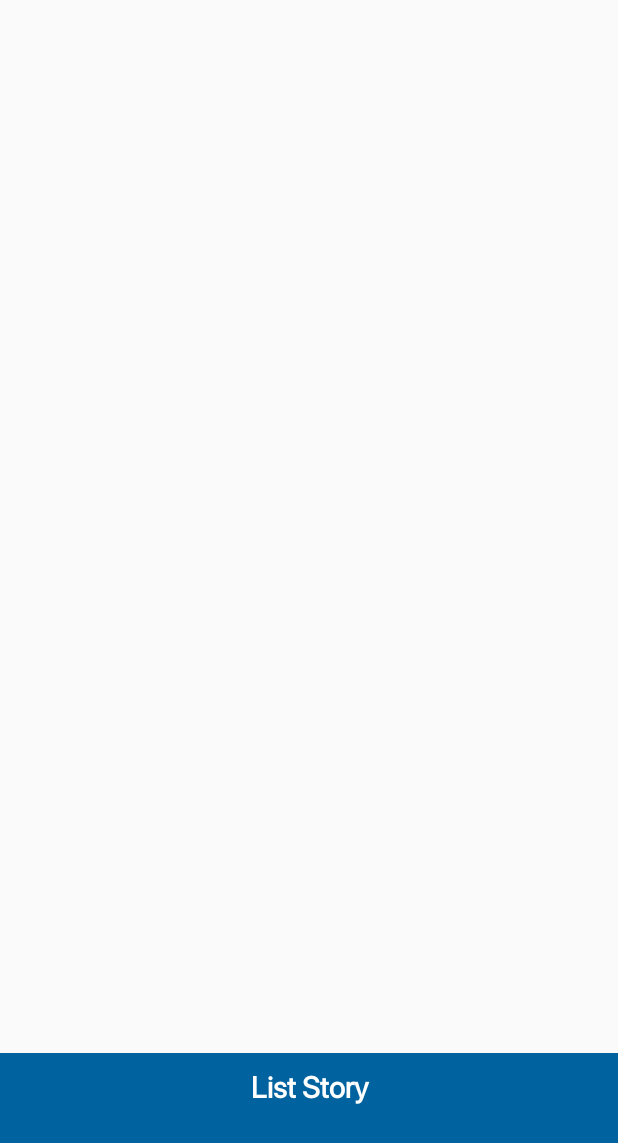
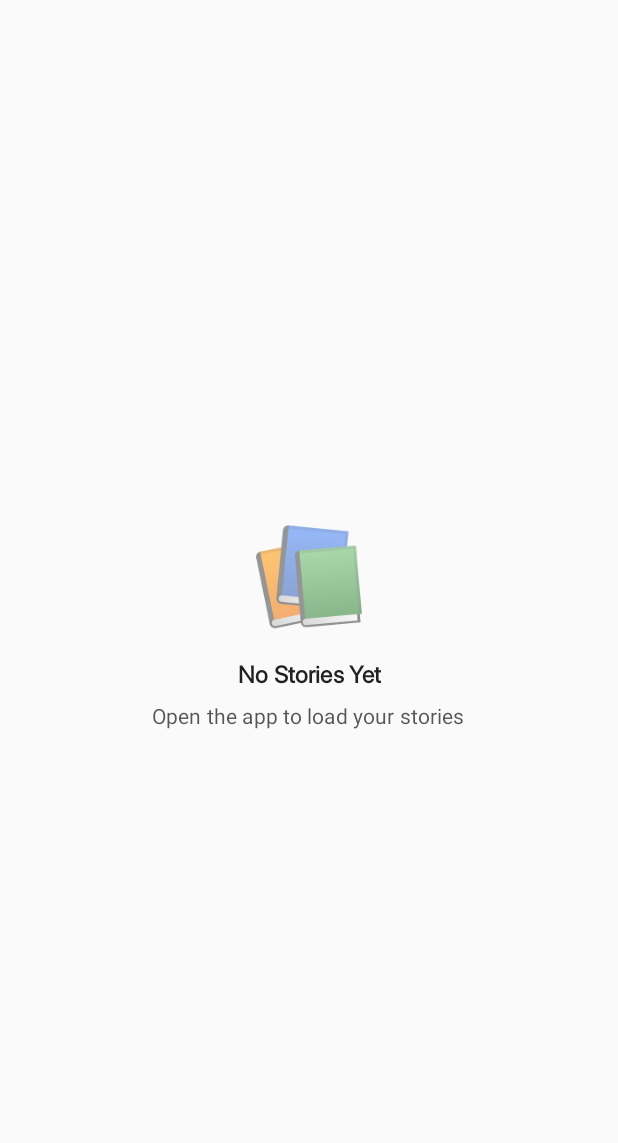
Before and after one commit to waffiqaziz/story-app, an Android app: the layout stack_widget.xml on its own in the app's theme, with its tools: preview values and no code run, on a phone screen of 412 x 824 dp. Shown: the top 1143 px of the screen. Run offline under Robolectric (Android 15) with nearby library versions, the phone set to English and light mode, and no system bars.

Commit message:
chore(ui): update stack widget design

```diff
--- a/app/src/main/res/layout/stack_widget.xml
+++ b/app/src/main/res/layout/stack_widget.xml
@@ -1,47 +1,101 @@
 <?xml version="1.0" encoding="utf-8"?>
 <FrameLayout xmlns:android="http://schemas.android.com/apk/res/android"
+  xmlns:tools="http://schemas.android.com/tools"
   android:layout_width="match_parent"
-  android:layout_height="match_parent">
+  android:layout_height="match_parent"
+  android:background="@android:color/transparent">
 
   <LinearLayout
     android:layout_width="match_parent"
     android:layout_height="match_parent"
-    android:orientation="vertical"
-    android:weightSum="10">
+    android:background="?android:attr/colorBackground"
+    android:orientation="vertical">
 
-    <StackView
-      android:id="@+id/stack_view"
+    <LinearLayout
       android:layout_width="match_parent"
       android:layout_height="wrap_content"
-      android:layout_weight="9"
-      android:loopViews="true" />
+      android:background="@color/blue_500"
+      android:elevation="2dp"
+      android:orientation="vertical"
+      android:paddingStart="16dp"
+      android:paddingTop="16dp"
+      android:paddingEnd="16dp"
+      android:paddingBottom="12dp">
 
-    <TextView
-      android:id="@+id/banner_text"
+      <TextView
+        android:layout_width="match_parent"
+        android:layout_height="wrap_content"
+        android:fontFamily="sans-serif-medium"
+        android:text="@string/list_story"
+        android:textAlignment="viewStart"
+        android:textColor="@color/white"
+        android:textSize="22sp"
+        android:textStyle="bold" />
+
+      <TextView
+        android:layout_width="match_parent"
+        android:layout_height="wrap_content"
+        android:layout_marginTop="2dp"
+        android:alpha="0.87"
+        android:fontFamily="sans-serif"
+        android:text="@string/swipe_to_explore_stories"
+        android:textAlignment="viewStart"
+        android:textColor="@color/white"
+        android:textSize="12sp" />
+    </LinearLayout>
+
+    <FrameLayout
       android:layout_width="match_parent"
-      android:layout_height="wrap_content"
-      android:layout_gravity="center"
+      android:layout_height="0dp"
       android:layout_weight="1"
-      android:padding="8dp"
-      android:background="@color/blue_500"
-      android:text="@string/list_story"
-      android:textAlignment="center"
-      android:textColor="@color/white"
-      android:textSize="20sp"
-      android:textStyle="bold" />
+      android:padding="16dp">
+
+      <StackView
+        android:id="@+id/stack_view"
+        android:layout_width="match_parent"
+        android:layout_height="match_parent"
+        android:clipToPadding="false"
+        android:loopViews="true" />
+    </FrameLayout>
   </LinearLayout>
 
-  <TextView
+  <LinearLayout
     android:id="@+id/empty_view"
     android:layout_width="match_parent"
     android:layout_height="match_parent"
-    android:layout_gravity="center"
-    android:background="@color/black"
-    android:text="Empty"
-    android:textAlignment="center"
-    android:textColor="@color/white"
-    android:textSize="20sp"
-    android:textStyle="bold"
-    android:visibility="gone" />
+    android:background="?android:attr/colorBackground"
+    android:gravity="center"
+    android:orientation="vertical"
+    android:padding="32dp"
+    android:visibility="gone"
+    tools:visibility="visible">
+
+    <TextView
+      android:layout_width="wrap_content"
+      android:layout_height="wrap_content"
+      android:layout_marginBottom="16dp"
+      android:text="📚"
+      android:textSize="64sp"
+      tools:ignore="HardcodedText" />
+
+    <TextView
+      android:layout_width="wrap_content"
+      android:layout_height="wrap_content"
+      android:layout_marginBottom="8dp"
+      android:text="@string/no_stories_yet"
+      android:textAlignment="center"
+      android:textAppearance="@style/TextAppearance.Material3.TitleMedium"
+      android:textColor="?android:attr/textColorPrimary"
+      android:textStyle="bold" />
+
+    <TextView
+      android:layout_width="wrap_content"
+      android:layout_height="wrap_content"
+      android:alpha="0.76"
+      android:fontFamily="sans-serif"
+      android:text="@string/open_the_app_to_load_your_stories"
+      android:textAlignment="center"
+      android:textAppearance="@style/TextAppearance.Material3.LabelLarge" />
+  </LinearLayout>
 
 </FrameLayout>
--- a/app/src/main/res/values/strings.xml
+++ b/app/src/main/res/values/strings.xml
@@ -69,4 +69,8 @@
   <string name="title_activity_maps">MapsActivity</string>
   <string name="something_wrong">Oops.. something went wrong.<br /> Check your connection</string>
   <string name="share_location">Share Location</string>
+
+  <string name="no_stories_yet">No Stories Yet</string>
+  <string name="open_the_app_to_load_your_stories">Open the app to load your stories</string>
+  <string name="swipe_to_explore_stories">Swipe to explore stories</string>
 </resources>
```
Also changed, not shown: 3 other files.
